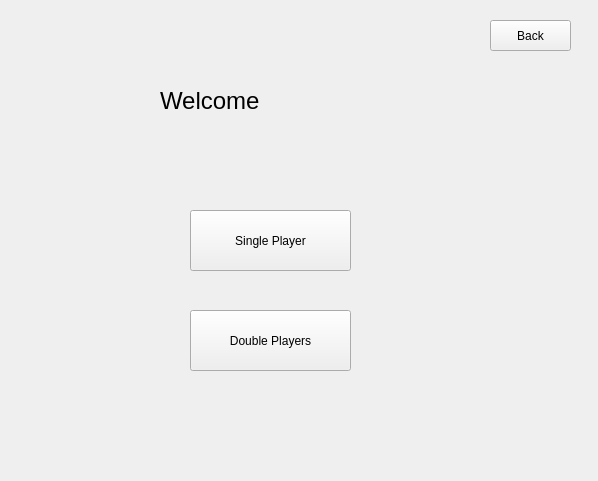
First picture: the form in Tank_Trouble_IV/welcomewidget.ui, repository raitocc/run, before the edit.
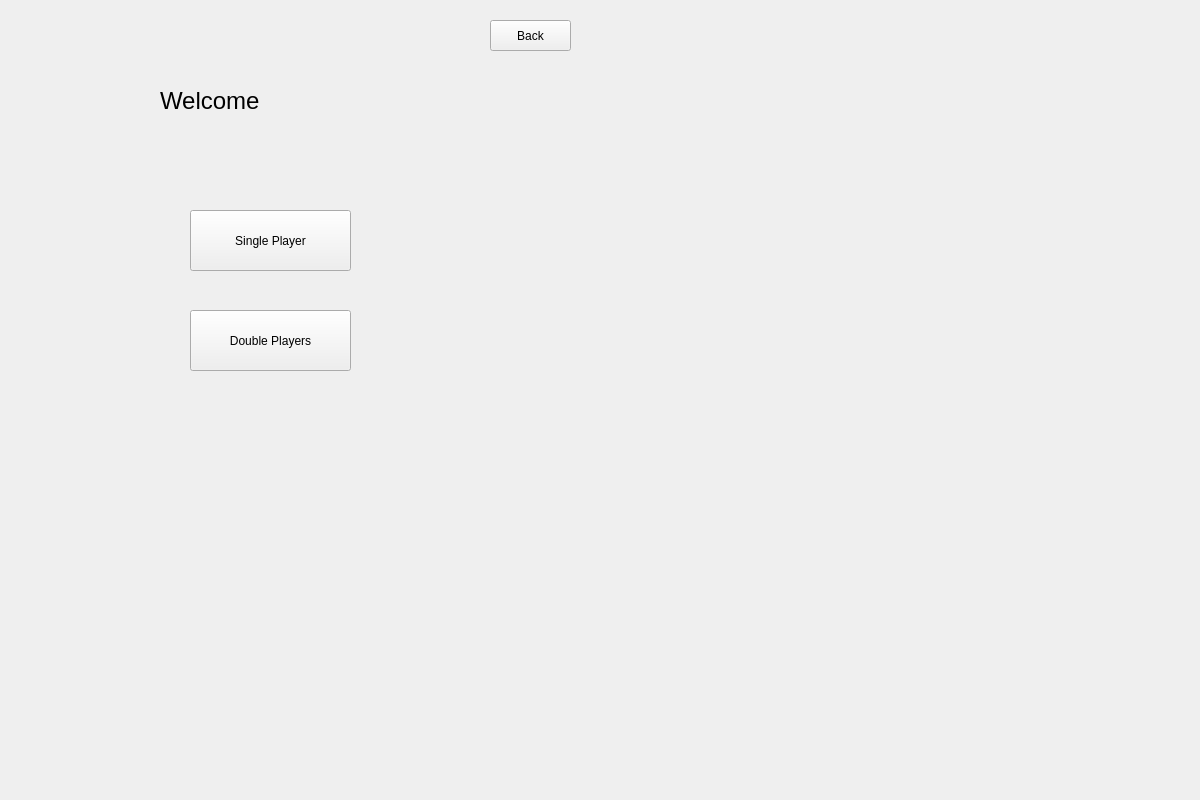
Second picture: the form after the edit.

```diff
--- a/Tank_Trouble_IV/welcomewidget.ui
+++ b/Tank_Trouble_IV/welcomewidget.ui
@@ -6,8 +6,8 @@
    <rect>
     <x>0</x>
     <y>0</y>
-    <width>598</width>
-    <height>481</height>
+    <width>1200</width>
+    <height>800</height>
    </rect>
   </property>
   <property name="windowTitle">
```
